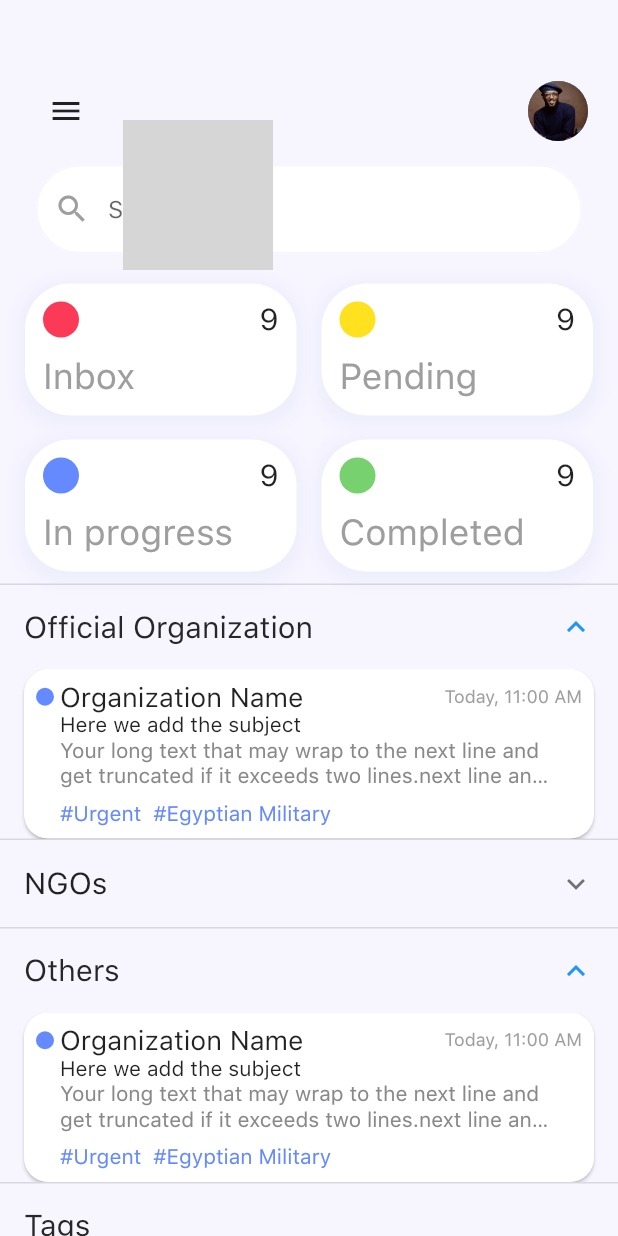
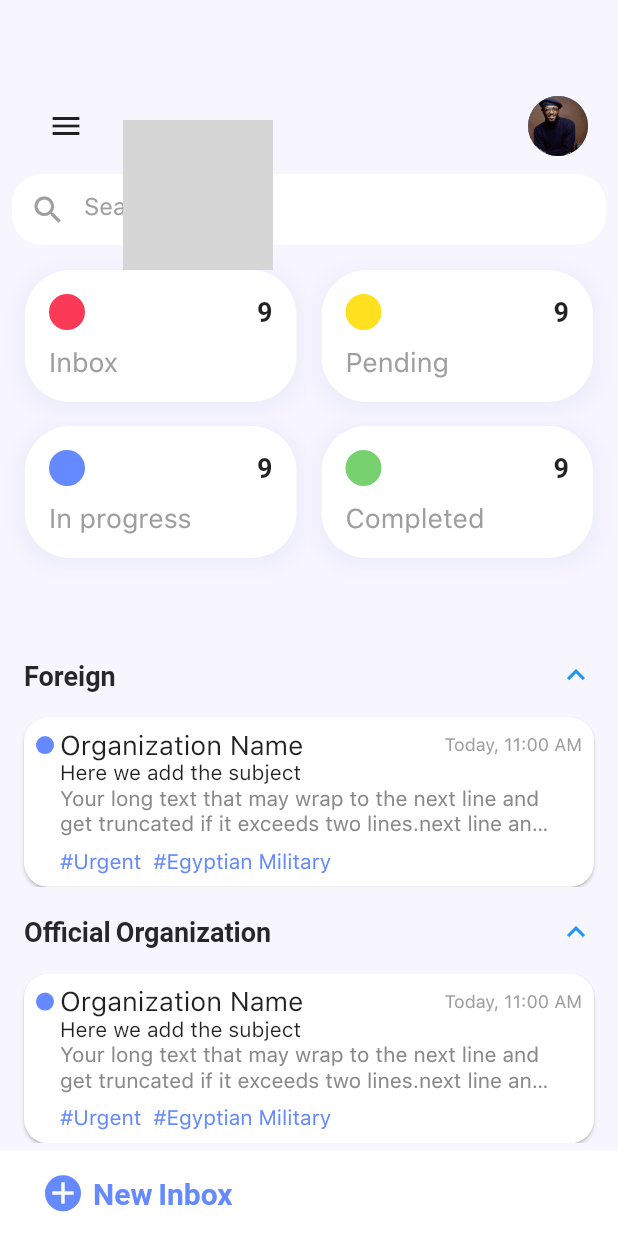
Before and after one commit to yehya-s-ashour/final_projectt, a Flutter app: the MainPage screen opened directly, on a phone screen of 412 x 824 dp. Run offline on Flutter 3.47's test engine with Material 2 defaults, Android fonts, the phone set to English and light mode, and no system bars; our stand-ins replace icons_plus, shared_preferences; accounts and stored records are empty; grey boxes are pictures that could not be loaded.

Commit message:
some fixing

```diff
--- a/lib/Screens/home.dart
+++ b/lib/Screens/home.dart
@@ -1,8 +1,9 @@
 import 'package:final_projectt/core/util/constants/colors.dart';
-import 'package:final_projectt/core/util/constants/configuration.dart';
 import 'package:final_projectt/core/widgets/card.dart';
 import 'package:final_projectt/core/widgets/custom_box.dart';
 import 'package:flutter/material.dart';
+
+import '../core/widgets/custom_tag.dart';
 
 class HomeScreen extends StatefulWidget {
   const HomeScreen({super.key});
@@ -30,11 +31,12 @@ class _HomeScreenState extends State<HomeScreen> {
         color: backGroundColor,
       ),
       child: SingleChildScrollView(
+        physics: BouncingScrollPhysics(),
         child: Column(
           crossAxisAlignment: CrossAxisAlignment.start,
           children: [
             const SizedBox(
-              height: 50,
+              height: 60,
             ),
             Container(
               margin: const EdgeInsets.symmetric(horizontal: 20),
@@ -58,7 +60,6 @@ class _HomeScreenState extends State<HomeScreen> {
                             setState(() {
                               xoffset = 320;
                               yoffset = 90;
-                              // the next line mean: home screen should be 80% of the screen before
                               scalefactor = 0.8;
                               isdraweropen = true;
                             });
@@ -71,8 +72,7 @@ class _HomeScreenState extends State<HomeScreen> {
               ),
             ),
             Padding(
-              padding:
-                  const EdgeInsets.symmetric(vertical: 12.0, horizontal: 24),
+              padding: const EdgeInsets.all(8.0),
               child: TextField(
                 decoration: InputDecoration(
                   prefixIcon: const Icon(
@@ -83,10 +83,16 @@ class _HomeScreenState extends State<HomeScreen> {
                   filled: true,
                   fillColor: boxColor,
                   hintText: "Search",
-                  enabledBorder: OutlineInputBorder(
+                  hintStyle: const TextStyle(
+                    color: Colors.grey,
+                  ),
+                  enabledBorder: UnderlineInputBorder(
                     borderSide: BorderSide(color: backGroundColor),
-                      borderRadius:
-                          BorderRadius.circular(40) // Border color when enabled
+                    borderRadius: BorderRadius.circular(20),
+                  ),
+                  focusedBorder: UnderlineInputBorder(
+                    borderRadius: BorderRadius.circular(20),
+                    borderSide: BorderSide(color: backGroundColor),
                   ),
                 ),
               ),
@@ -94,109 +100,105 @@ class _HomeScreenState extends State<HomeScreen> {
             Row(
               mainAxisAlignment: MainAxisAlignment.spaceEvenly,
               children: [
-                CustomBox(color: inboxColor, number: "9", status: "Inbox"),
-                CustomBox(color: pendingColor, number: "9", status: "Pending")
+                customBox(color: inboxColor, number: "9", title: "Inbox"),
+                customBox(color: pendingColor, number: "9", title: "Pending")
               ],
             ),
             Row(
               mainAxisAlignment: MainAxisAlignment.spaceEvenly,
               children: [
-                CustomBox(
-                    color: inProgressColor, number: "9", status: "In progress"),
-                CustomBox(
-                    color: completedColor, number: "9", status: "Completed")
+                customBox(
+                    color: inProgressColor, number: "9", title: "In progress"),
+                customBox(
+                    color: completedColor, number: "9", title: "Completed")
               ],
             ),
-            ExpansionTile(
+            SizedBox(
+              height: MediaQuery.of(context).size.height * 0.05,
+            ),
+            Theme(
+              data:
+                  Theme.of(context).copyWith(dividerColor: Colors.transparent),
+              child: ExpansionTile(
+                // childrenPadding: EdgeInsetsDirectional.only(bottom: 15),
+                textColor: const Color(0xff272727),
+                tilePadding: const EdgeInsets.symmetric(horizontal: 16),
+                initiallyExpanded: true,
+                title: const Text(
+                  'Foreign ',
+                  style: TextStyle(fontSize: 18, fontWeight: FontWeight.bold),
+                ),
+                children: <Widget>[
+                  myCustomCard(),
+                ],
+              ),
+            ),
+            Theme(
+              data:
+                  Theme.of(context).copyWith(dividerColor: Colors.transparent),
+              child: ExpansionTile(
                 textColor: const Color(0xff272727),
                 tilePadding: const EdgeInsets.symmetric(horizontal: 16),
                 initiallyExpanded: true,
                 title: const Text(
                   'Official Organization',
-                style: TextStyle(fontSize: 20),
+                  style: TextStyle(fontSize: 18, fontWeight: FontWeight.bold),
                 ),
                 children: <Widget>[myCustomCard()],
               ),
-            ExpansionTile(
+            ),
+            Theme(
+              data:
+                  Theme.of(context).copyWith(dividerColor: Colors.transparent),
+              child: ExpansionTile(
                 textColor: const Color(0xff272727),
                 tilePadding: const EdgeInsets.symmetric(horizontal: 16),
                 initiallyExpanded: false,
                 title: const Text(
                   'NGOs',
-                style: TextStyle(fontSize: 20),
+                  style: TextStyle(fontSize: 18, fontWeight: FontWeight.bold),
                 ),
                 children: <Widget>[myCustomCard()],
               ),
-            ExpansionTile(
+            ),
+            Theme(
+              data:
+                  Theme.of(context).copyWith(dividerColor: Colors.transparent),
+              child: ExpansionTile(
                 textColor: const Color(0xff272727),
                 tilePadding: const EdgeInsets.symmetric(horizontal: 16),
                 initiallyExpanded: true,
                 title: const Text(
                   'Others ',
-                style: TextStyle(fontSize: 20),
+                  style: TextStyle(fontSize: 18, fontWeight: FontWeight.bold),
                 ),
                 children: <Widget>[myCustomCard()],
+              ),
             ),
             const Padding(
               padding: EdgeInsets.all(16.0),
               child: Text(
                 "Tags",
-                style: TextStyle(fontSize: 20, color: Color(0xff272727)),
+                style: TextStyle(fontSize: 18, fontWeight: FontWeight.bold),
               ),
             ),
             Container(
               width: double.infinity,
-              margin: EdgeInsets.all(16),
-              padding: EdgeInsets.all(16),
+              margin: const EdgeInsets.only(
+                  top: 8, bottom: 16, right: 16, left: 16),
+              padding: const EdgeInsets.all(16),
               decoration: BoxDecoration(
                   color: boxColor,
                   borderRadius: BorderRadiusDirectional.circular(16)),
-              child: Wrap(spacing: 16, children: [
-                TextButton(
-                    style: tagButtonStyle,
-                    onPressed: () {},
-                    child: Text("All Tags")),
-                TextButton(
-                    style: tagButtonStyle,
-                    onPressed: () {},
-                    child: Text("#Urgent")),
-                TextButton(
-                    style: tagButtonStyle,
-                    onPressed: () {},
-                    child: Text("#Egyptian Military ")),
-                TextButton(
-                    style: tagButtonStyle,
-                    onPressed: () {},
-                    child: Text("#New")),
+              child: Wrap(spacing: 12, children: [
+                customTag('All Tags'),
+                customTag('#Urgent'),
+                customTag('#Egyption Military'),
+                customTag('#New'),
               ]),
             ),
-            Container(
-              color: boxColor,
-              child: Padding(
-                padding: const EdgeInsets.all(16.0),
-                child: Row(
-                  children: [
-                    Container(
-                      width: 24,
-                      height: 24,
-                      decoration: BoxDecoration(
-                          color: const Color(0xff6589FF),
-                          borderRadius: BorderRadiusDirectional.circular(12)),
-                      child: const Icon(
-                        Icons.add,
-                        color: Colors.white,
-                      ),
-                    ),
             SizedBox(
-                      width: 8,
-                    ),
-                    const Text(
-                      "New Inbox",
-                      style: TextStyle(color: Color(0xff6589FF), fontSize: 20),
-                    )
-                  ],
-                ),
-              ),
+              height: 60,
             )
           ],
         ),
--- a/lib/Screens/login_screen.dart
+++ b/lib/Screens/login_screen.dart
@@ -39,7 +39,7 @@ class _LoginScreenState extends State<LoginScreen> {
         _formKey.currentState!.reset();
         Navigator.pushReplacement(context, MaterialPageRoute(
           builder: (context) {
-            return LoginScreen();
+            return const LoginScreen();
           },
         ));
       }).catchError((err) async {
@@ -205,7 +205,7 @@ class _LoginScreenState extends State<LoginScreen> {
                             ],
                           ),
                         ),
-                        SizedBox(height: 30),
+                        const SizedBox(height: 30),
                         Form(
                           key: _formKey,
                           child: Column(
@@ -219,7 +219,7 @@ class _LoginScreenState extends State<LoginScreen> {
                                     }
                                     return null;
                                   },
-                                  decoration: InputDecoration(
+                                  decoration: const InputDecoration(
                                       hintText: 'Enter your name',
                                       hintStyle: TextStyle(
                                           color: Colors.grey,
@@ -241,7 +241,7 @@ class _LoginScreenState extends State<LoginScreen> {
                                   }
                                   return null;
                                 },
-                                decoration: InputDecoration(
+                                decoration: const InputDecoration(
                                     hintText: 'Enter email or username',
                                     hintStyle: TextStyle(
                                         color: Colors.grey,
@@ -255,6 +255,9 @@ class _LoginScreenState extends State<LoginScreen> {
                                         borderSide:
                                             BorderSide(color: Colors.grey))),
                               ),
+                              const SizedBox(
+                                height: 15,
+                              ),
                               TextFormField(
                                 controller: passController,
                                 obscureText: true,
@@ -264,7 +267,7 @@ class _LoginScreenState extends State<LoginScreen> {
                                   }
                                   return null;
                                 },
-                                decoration: InputDecoration(
+                                decoration: const InputDecoration(
                                     hintText: 'Password',
                                     hintStyle: TextStyle(
                                         color: Colors.grey,
@@ -278,7 +281,7 @@ class _LoginScreenState extends State<LoginScreen> {
                                         borderSide:
                                             BorderSide(color: Colors.grey))),
                               ),
-                              SizedBox(
+                              const SizedBox(
                                 height: 15,
                               ),
                               if (initialLabelIndex == 1)
@@ -296,7 +299,7 @@ class _LoginScreenState extends State<LoginScreen> {
                                         }
                                         return null;
                                       },
-                                      decoration: InputDecoration(
+                                      decoration: const InputDecoration(
                                           hintText: 'Confirm Password',
                                           hintStyle: TextStyle(
                                               color: Colors.grey,
@@ -310,7 +313,7 @@ class _LoginScreenState extends State<LoginScreen> {
                                               borderSide: BorderSide(
                                                   color: Colors.grey))),
                                     ),
-                                    SizedBox(
+                                    const SizedBox(
                                       height: 25,
                                     ),
                                   ],
@@ -347,24 +350,24 @@ class _LoginScreenState extends State<LoginScreen> {
                                     color: primaryColor,
                                     borderRadius: BorderRadius.circular(20.0),
                                   ),
-                                  padding: EdgeInsets.symmetric(
+                                  padding: const EdgeInsets.symmetric(
                                       vertical: 16.0, horizontal: 32.0),
                                   child: Text(
                                     initialLabelIndex == 1
                                         ? 'Sign Up'
                                         : 'Log In',
                                     textAlign: TextAlign.center,
-                                    style: TextStyle(
+                                    style: const TextStyle(
                                       color: Colors.white,
                                       fontSize: 16,
                                     ),
                                   ),
                                 ),
                               ),
-                              SizedBox(
+                              const SizedBox(
                                 height: 14,
                               ),
-                              Text(
+                              const Text(
                                 'OR',
                                 textAlign: TextAlign.center,
                                 style: TextStyle(
@@ -372,7 +375,7 @@ class _LoginScreenState extends State<LoginScreen> {
                                   fontSize: 14,
                                 ),
                               ),
-                              SizedBox(height: 16),
+                              const SizedBox(height: 16),
                               Row(
                                 mainAxisAlignment:
                                     MainAxisAlignment.spaceEvenly,
@@ -380,7 +383,8 @@ class _LoginScreenState extends State<LoginScreen> {
                                   InkWell(
                                     onTap: () {},
                                     child: Container(
-                                      padding: EdgeInsetsDirectional.symmetric(
+                                      padding:
+                                          const EdgeInsetsDirectional.symmetric(
                                         horizontal: 8,
                                         vertical: 8,
                                       ),
@@ -399,7 +403,7 @@ class _LoginScreenState extends State<LoginScreen> {
                                   InkWell(
                                     onTap: () {},
                                     child: Container(
-                                      padding: EdgeInsets.symmetric(
+                                      padding: const EdgeInsets.symmetric(
                                         horizontal: 8,
                                         vertical: 8,
                                       ),
@@ -418,7 +422,7 @@ class _LoginScreenState extends State<LoginScreen> {
                                   InkWell(
                                     onTap: () {},
                                     child: Container(
-                                      padding: EdgeInsets.symmetric(
+                                      padding: const EdgeInsets.symmetric(
                                         horizontal: 8,
                                         vertical: 8,
                                       ),
--- a/lib/Screens/main_screen.dart
+++ b/lib/Screens/main_screen.dart
@@ -1,3 +1,4 @@
+import 'package:final_projectt/core/widgets/my_fab.dart';
 import 'package:flutter/material.dart';
 
 import 'drawer_screen.dart';
@@ -13,6 +14,8 @@ class MainPage extends StatelessWidget {
         DrawerScreen(),
         HomeScreen(),
       ]),
+      floatingActionButtonLocation: FloatingActionButtonLocation.centerDocked,
+      floatingActionButton: MyFab(),
     );
   }
 }
--- a/lib/core/widgets/card.dart
+++ b/lib/core/widgets/card.dart
@@ -10,6 +10,8 @@ Card myCustomCard() {
           BorderRadius.circular(16.0), // Adjust the corner radius as needed
     ),
     child: ListView.builder(
+        padding: EdgeInsets.zero,
+        physics: BouncingScrollPhysics(),
         itemCount: 1,
         shrinkWrap: true,
         itemBuilder: ((context, index) {
--- a/lib/core/widgets/custom_box.dart
+++ b/lib/core/widgets/custom_box.dart
@@ -1,10 +1,10 @@
 import 'package:final_projectt/core/util/constants/colors.dart';
 import 'package:flutter/material.dart';
 
-Container CustomBox(
-    {required Color color, required String number, required String status}) {
+Container customBox(
+    {required Color color, required String number, required String title}) {
   return Container(
-    margin: EdgeInsets.symmetric(vertical: 8),
+    margin: const EdgeInsets.symmetric(vertical: 8),
     width: 181,
     height: 88,
     decoration: BoxDecoration(
@@ -15,12 +15,13 @@ Container CustomBox(
           color: shadowColor, // Shadow color
           spreadRadius: 5, // Spread radius
           blurRadius: 7, // Blur radius
-          offset: Offset(0, 3), // Offset to control the position of the shadow
+          offset: const Offset(
+              0, 3), // Offset to control the position of the shadow
         ),
       ],
     ),
     child: Padding(
-      padding: const EdgeInsets.all(12.0),
+      padding: const EdgeInsets.all(16.0),
       child: Column(
         crossAxisAlignment: CrossAxisAlignment.start,
         mainAxisAlignment: MainAxisAlignment.spaceBetween,
@@ -36,13 +37,14 @@ Container CustomBox(
               ),
               Text(
                 number,
-                style: TextStyle(fontSize: 20),
+                style:
+                    const TextStyle(fontSize: 18, fontWeight: FontWeight.bold),
               ),
             ],
           ),
           Text(
-            status,
-            style: TextStyle(fontSize: 24, color: Colors.grey),
+            title,
+            style: const TextStyle(fontSize: 18, color: Colors.grey),
           )
         ],
       ),
--- /dev/null
+++ b/lib/core/widgets/custom_tag.dart
@@ -0,0 +1,18 @@
+import 'package:flutter/material.dart';
+
+InkWell customTag(String tagName) {
+  return InkWell(
+    onTap: () {},
+    child: Container(
+      padding: const EdgeInsets.symmetric(horizontal: 8, vertical: 10),
+      margin: const EdgeInsets.only(top: 8),
+      decoration: BoxDecoration(
+          borderRadius: BorderRadius.circular(20),
+          color: const Color(0xffE6E6E6)),
+      child: Text(
+        tagName,
+        style: const TextStyle(fontSize: 14),
+      ),
+    ),
+  );
+}
--- /dev/null
+++ b/lib/core/widgets/my_fab.dart
@@ -0,0 +1,65 @@
+import 'package:final_projectt/core/util/constants/colors.dart';
+import 'package:flutter/material.dart';
+
+class MyFab extends StatefulWidget {
+  const MyFab({super.key});
+
+  @override
+  State<MyFab> createState() => _MyFabState();
+}
+
+class _MyFabState extends State<MyFab> {
+  @override
+  Widget build(BuildContext context) {
+    return GestureDetector(
+      onTap: () {
+        showModalBottomSheet(
+            clipBehavior: Clip.hardEdge,
+            isScrollControlled: true,
+            context: context,
+            shape: const RoundedRectangleBorder(
+                borderRadius: BorderRadius.vertical(
+              top: Radius.circular(25.0),
+            )),
+            builder: (BuildContext context) {
+              return StatefulBuilder(
+                  builder: (BuildContext context, StateSetter setState) {
+                return SizedBox(
+                  height: 700,
+                );
+              });
+            });
+      },
+      child: Container(
+        height: 57,
+        padding: const EdgeInsetsDirectional.only(start: 30.0),
+        color: boxColor,
+        child: Row(
+          children: [
+            Container(
+              width: 24,
+              height: 24,
+              decoration: BoxDecoration(
+                  color: const Color(0xff6589FF),
+                  borderRadius: BorderRadiusDirectional.circular(12)),
+              child: const Icon(
+                Icons.add,
+                color: Colors.white,
+              ),
+            ),
+            const SizedBox(
+              width: 8,
+            ),
+            const Text(
+              "New Inbox",
+              style: TextStyle(
+                  color: Color(0xff6589FF),
+                  fontSize: 20,
+                  fontWeight: FontWeight.bold),
+            )
+          ],
+        ),
+      ),
+    );
+  }
+}
```
Lines whose indentation alone changed are shown as unchanged.
